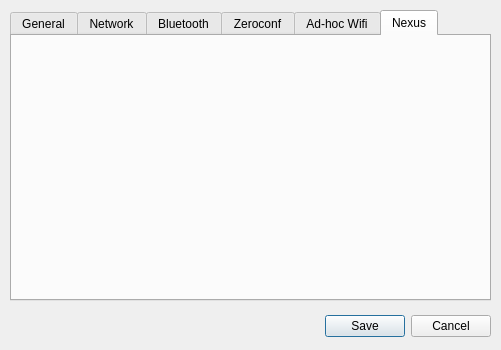
Above: FluidNexus/ui/FluidNexusPreferences.ui from zeitkunst/FluidNexus before the change. Below: the same form after it.
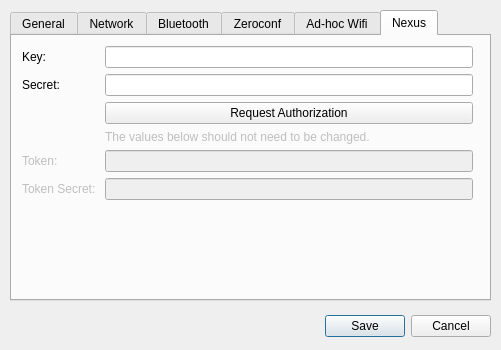
That is the form after the change. The open tabs and pages were chosen to show the change. Icons and pictures are not drawn.

```diff
--- a/FluidNexus/ui/FluidNexusPreferences.ui
+++ b/FluidNexus/ui/FluidNexusPreferences.ui
@@ -352,6 +352,95 @@
     <attribute name="title">
      <string>Nexus</string>
     </attribute>
+    <widget class="QWidget" name="formLayoutWidget_4">
+     <property name="geometry">
+      <rect>
+       <x>10</x>
+       <y>10</y>
+       <width>451</width>
+       <height>241</height>
+      </rect>
+     </property>
+     <layout class="QFormLayout" name="formLayout_3">
+      <item row="0" column="0">
+       <widget class="QLabel" name="keyLabel">
+        <property name="sizePolicy">
+         <sizepolicy hsizetype="Preferred" vsizetype="Preferred">
+          <horstretch>0</horstretch>
+          <verstretch>0</verstretch>
+         </sizepolicy>
+        </property>
+        <property name="text">
+         <string>Key:</string>
+        </property>
+       </widget>
+      </item>
+      <item row="0" column="1">
+       <widget class="QLineEdit" name="keyInput"/>
+      </item>
+      <item row="1" column="0">
+       <widget class="QLabel" name="secretLabel">
+        <property name="text">
+         <string>Secret:</string>
+        </property>
+       </widget>
+      </item>
+      <item row="1" column="1">
+       <widget class="QLineEdit" name="secretInput"/>
+      </item>
+      <item row="2" column="1">
+       <widget class="QPushButton" name="generateRequestTokenButton">
+        <property name="text">
+         <string>Request Authorization</string>
+        </property>
+       </widget>
+      </item>
+      <item row="3" column="1">
+       <widget class="QLabel" name="noteLabel">
+        <property name="enabled">
+         <bool>false</bool>
+        </property>
+        <property name="text">
+         <string>The values below should not need to be changed. </string>
+        </property>
+       </widget>
+      </item>
+      <item row="4" column="0">
+       <widget class="QLabel" name="tokenLabel">
+        <property name="enabled">
+         <bool>false</bool>
+        </property>
+        <property name="text">
+         <string>Token: </string>
+        </property>
+       </widget>
+      </item>
+      <item row="4" column="1">
+       <widget class="QLineEdit" name="tokenInput">
+        <property name="enabled">
+         <bool>false</bool>
+        </property>
+       </widget>
+      </item>
+      <item row="5" column="0">
+       <widget class="QLabel" name="tokenSecretLabel">
+        <property name="enabled">
+         <bool>false</bool>
+        </property>
+        <property name="text">
+         <string>Token Secret: </string>
+        </property>
+       </widget>
+      </item>
+      <item row="5" column="1">
+       <widget class="QLineEdit" name="tokenSecretInput">
+        <property name="enabled">
+         <bool>false</bool>
+        </property>
+       </widget>
+      </item>
+     </layout>
+    </widget>
    </widget>
   </widget>
  </widget>
```
Left out of the diff: 53 changed lines with no effect on the pictures.
